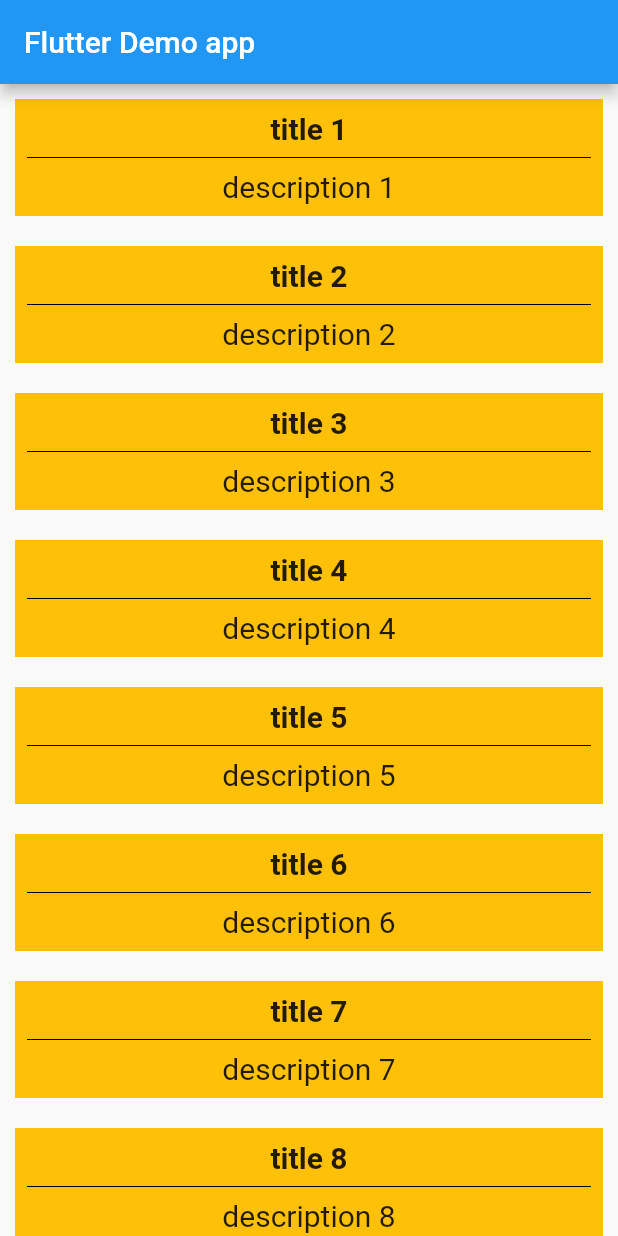
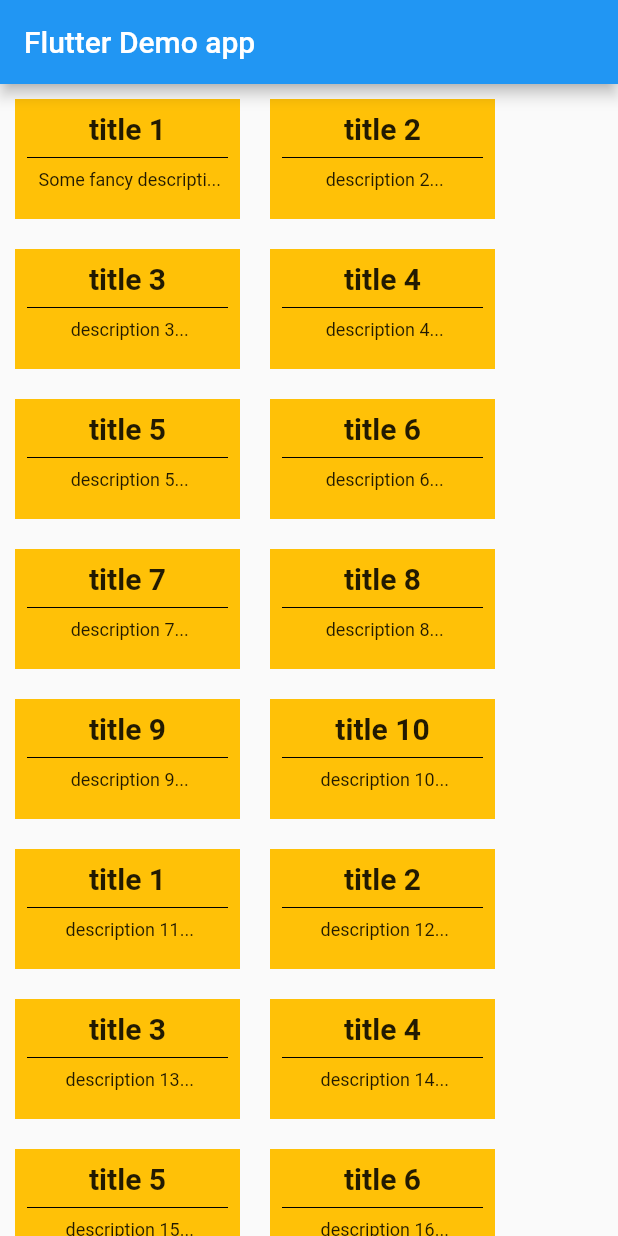
Before and after one commit to harshraj22/smallProjects, a Flutter app: the screen it shows after launch, on a phone screen of 412 x 824 dp. Run offline on Flutter 3.47's test engine with Material 2 defaults, Android fonts, the phone set to English and light mode, and no system bars.

Commit message:
Added scroll & custom Note widget

```diff
--- a/notes/lib/main.dart
+++ b/notes/lib/main.dart
@@ -18,7 +18,10 @@ class Home extends StatefulWidget {
 
 class _HomeState extends State<Home> {
   List<Note> _cards = [
-    Note(title: 'title 1', description: 'description 1'),
+    Note(
+      title: 'title 1',
+      description: 'Some fancy description about first title',
+    ),
     Note(title: 'title 2', description: 'description 2'),
     Note(title: 'title 3', description: 'description 3'),
     Note(title: 'title 4', description: 'description 4'),
@@ -26,6 +29,18 @@ class _HomeState extends State<Home> {
     Note(title: 'title 6', description: 'description 6'),
     Note(title: 'title 7', description: 'description 7'),
     Note(title: 'title 8', description: 'description 8'),
+    Note(title: 'title 9', description: 'description 9'),
+    Note(title: 'title 10', description: 'description 10'),
+    Note(title: 'title 1', description: 'description 11'),
+    Note(title: 'title 2', description: 'description 12'),
+    Note(title: 'title 3', description: 'description 13'),
+    Note(title: 'title 4', description: 'description 14'),
+    Note(title: 'title 5', description: 'description 15'),
+    Note(title: 'title 6', description: 'description 16'),
+    Note(title: 'title 7', description: 'description 17'),
+    Note(title: 'title 8', description: 'description 18'),
+    Note(title: 'title 9', description: 'description 19'),
+    Note(title: 'title 10', description: 'description 20'),
   ];
 
   @override
@@ -34,10 +49,12 @@ class _HomeState extends State<Home> {
       appBar: AppBar(
         title: const Text('Flutter Demo app'),
       ),
-      body: SingleChildScrollView(
-        scrollDirection: Axis.vertical,
-        child: Wrap(
-          children: _cards,
+      body: Scrollbar(
+        child: SingleChildScrollView(
+          scrollDirection: Axis.vertical,
+          child: Wrap(
+            children: _cards,
+          ),
         ),
       ),
     );
--- a/notes/lib/note.dart
+++ b/notes/lib/note.dart
@@ -1,4 +1,5 @@
 import 'package:flutter/material.dart';
+import 'dart:math';
 
 class Note extends StatelessWidget {
   final String title;
@@ -8,11 +9,15 @@ class Note extends StatelessWidget {
 
   @override
   Widget build(BuildContext context) {
-    return Container(
+    return SizedBox(
+      height: 100,
+      width: 170,
+      child: Container(
         margin: const EdgeInsets.all(10),
         color: Colors.amber,
         child: Padding(
           padding: const EdgeInsets.all(8.0),
+          child: IntrinsicWidth(
             child: Column(
               children: <Widget>[
                 Text(
@@ -26,14 +31,16 @@ class Note extends StatelessWidget {
                   color: Colors.black,
                 ),
                 Text(
-              description,
+                  ' ${description.substring(0, min(20, description.length))}...',
                   style: const TextStyle(
-                fontSize: 20,
+                    fontSize: 12,
                   ),
                 ),
               ],
             ),
           ),
+        ),
+      ),
     );
   }
 }
```
Lines whose indentation alone changed are shown as unchanged.
